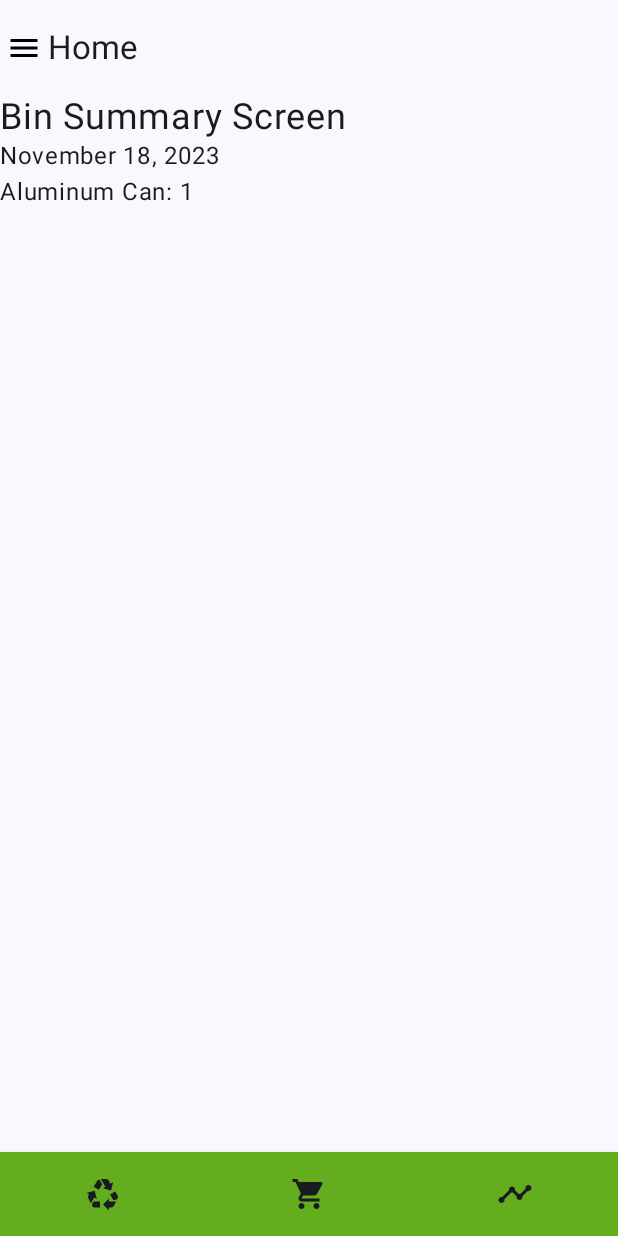
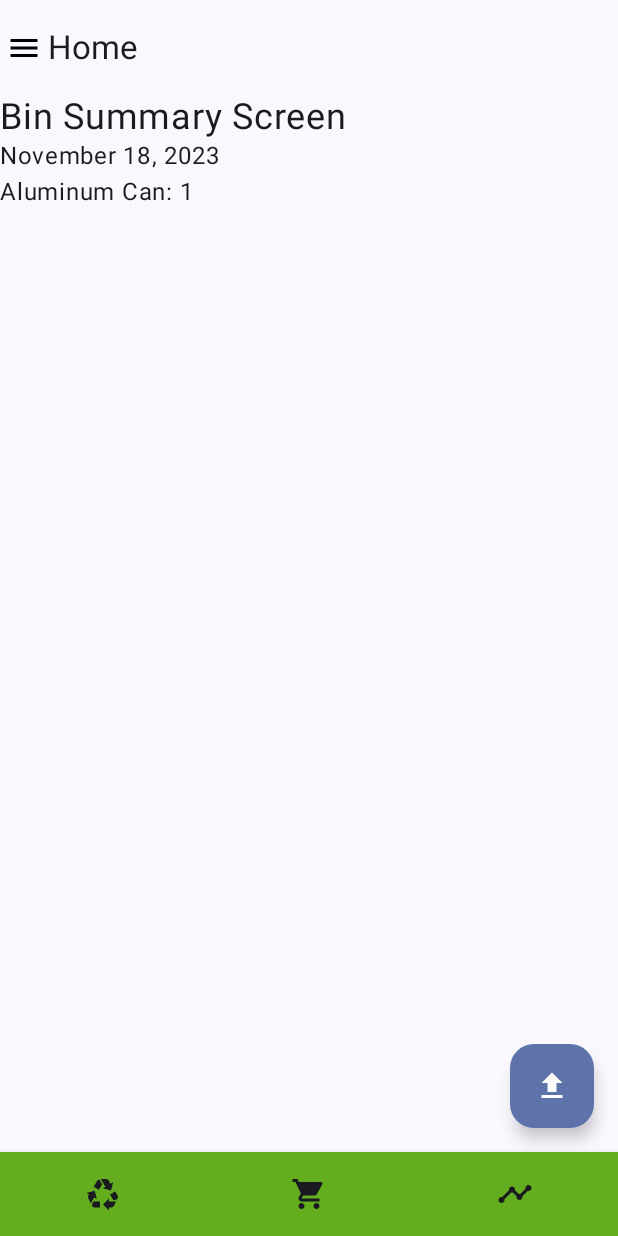
Before and after one commit to jaredbaca/RecyclingTracker, an Android app built with Jetpack Compose: the BinSummaryScreen screen opened through its navigation route, on a phone screen of 412 x 824 dp. Run offline under Robolectric (Android 15) with nearby library versions, the phone set to English and light mode, and no system bars.

Commit message:
added fab

```diff
--- a/app/src/main/java/edu/bu/recyclingtracker/ui/screens/BinSummaryScreen.kt
+++ b/app/src/main/java/edu/bu/recyclingtracker/ui/screens/BinSummaryScreen.kt
@@ -6,7 +6,11 @@ import androidx.compose.foundation.layout.fillMaxSize
 import androidx.compose.foundation.layout.fillMaxWidth
 import androidx.compose.foundation.layout.height
 import androidx.compose.foundation.layout.padding
+import androidx.compose.material.icons.Icons
+import androidx.compose.material.icons.filled.Upload
 import androidx.compose.material3.ExperimentalMaterial3Api
+import androidx.compose.material3.FloatingActionButton
+import androidx.compose.material3.Icon
 import androidx.compose.material3.Scaffold
 import androidx.compose.material3.Surface
 import androidx.compose.material3.Text
@@ -36,6 +40,12 @@ fun BinSummaryScreen(navController: NavController, viewModel: LogRecyclablesView
         },
         bottomBar = {
             bottomNavBar2(navItems = navItems, navController)
+        } ,
+
+        floatingActionButton = {
+            FloatingActionButton(onClick = { /*TODO*/ }) {
+                Icon(imageVector = Icons.Default.Upload, contentDescription = null)
+            }
         }
 
     ) {paddingValues ->
```
